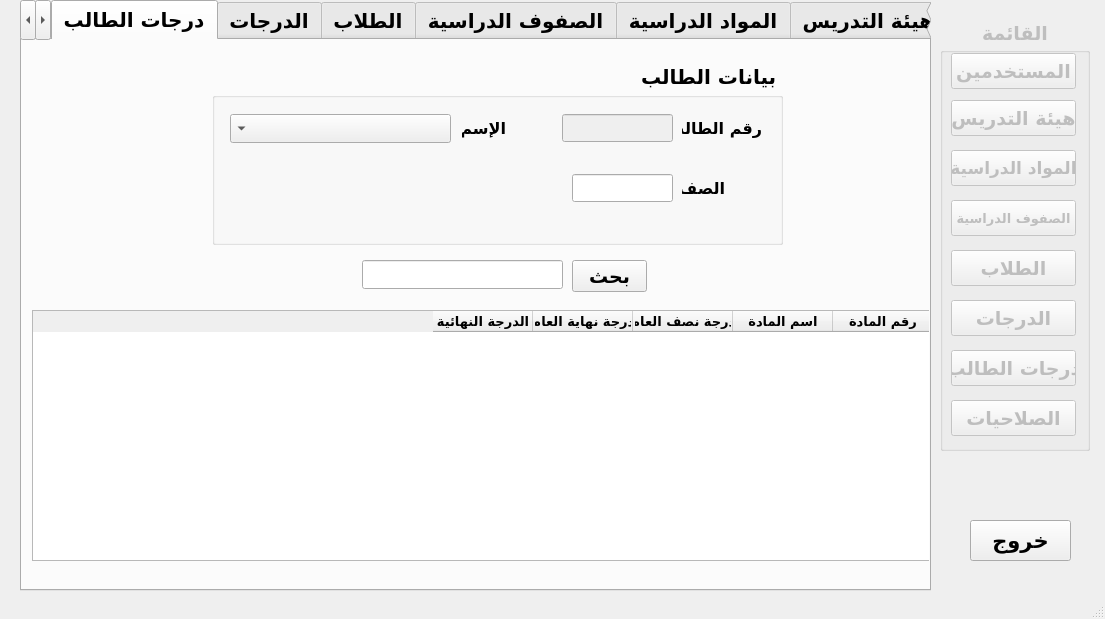
Old version of the form school_management.ui in the repository mostafabasuni/School-Management-System.
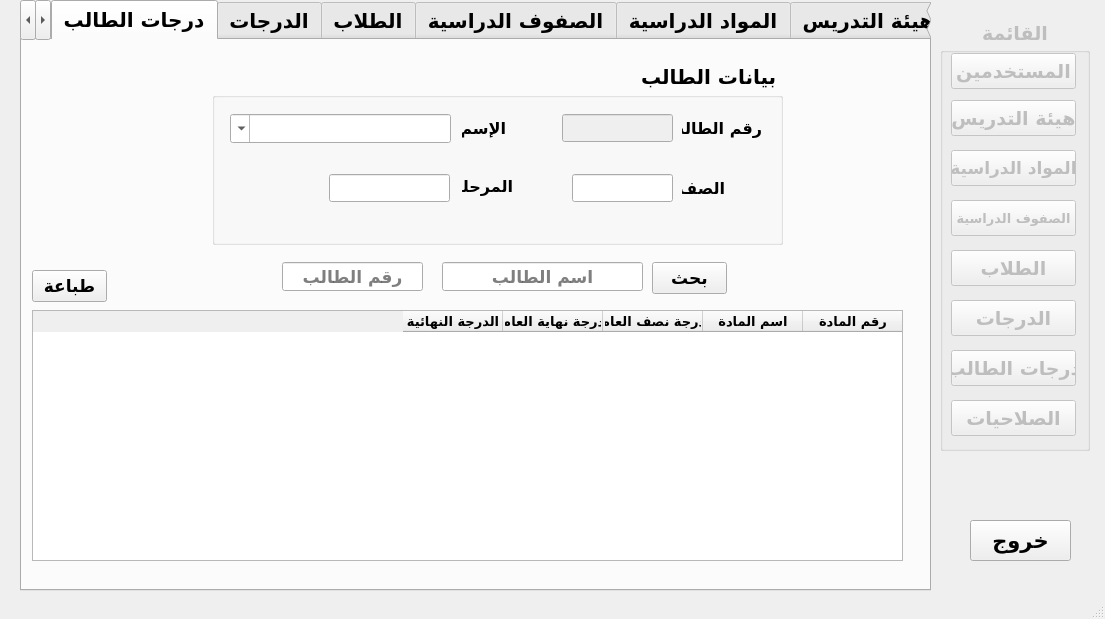
New version of the form. The open tabs and pages were chosen to show the change.

Commit message: انشاء دالة طباعة درجات الطالب

Patch:
```diff
--- a/school_management.ui
+++ b/school_management.ui
@@ -4079,7 +4079,7 @@
        <rect>
         <x>10</x>
         <y>270</y>
-        <width>901</width>
+        <width>871</width>
         <height>251</height>
        </rect>
       </property>
@@ -4126,15 +4126,15 @@
      <widget class="QPushButton" name="pushButton_37">
       <property name="geometry">
        <rect>
-        <x>550</x>
-        <y>220</y>
+        <x>630</x>
+        <y>222</y>
         <width>75</width>
         <height>32</height>
        </rect>
       </property>
       <property name="font">
        <font>
-        <pointsize>14</pointsize>
+        <pointsize>13</pointsize>
        </font>
       </property>
       <property name="text">
@@ -4252,16 +4252,105 @@
          <height>29</height>
         </rect>
        </property>
+       <property name="editable">
+        <bool>true</bool>
+       </property>
+      </widget>
+      <widget class="QLineEdit" name="lineEdit_43">
+       <property name="enabled">
+        <bool>true</bool>
+       </property>
+       <property name="geometry">
+        <rect>
+         <x>117</x>
+         <y>110</y>
+         <width>121</width>
+         <height>28</height>
+        </rect>
+       </property>
+       <property name="font">
+        <font>
+         <pointsize>12</pointsize>
+        </font>
+       </property>
+      </widget>
+      <widget class="QLabel" name="label_64">
+       <property name="geometry">
+        <rect>
+         <x>250</x>
+         <y>110</y>
+         <width>51</width>
+         <height>24</height>
+        </rect>
+       </property>
+       <property name="font">
+        <font>
+         <pointsize>12</pointsize>
+        </font>
+       </property>
+       <property name="text">
+        <string>المرحلة</string>
+       </property>
       </widget>
      </widget>
      <widget class="QLineEdit" name="lineEdit_29">
       <property name="geometry">
        <rect>
-        <x>340</x>
-        <y>220</y>
+        <x>420</x>
+        <y>222</y>
         <width>201</width>
         <height>29</height>
        </rect>
+      </property>
+      <property name="font">
+       <font>
+        <pointsize>13</pointsize>
+       </font>
+      </property>
+      <property name="alignment">
+       <set>Qt::AlignCenter</set>
+      </property>
+      <property name="placeholderText">
+       <string>اسم الطالب</string>
+      </property>
+     </widget>
+     <widget class="QLineEdit" name="lineEdit_30">
+      <property name="geometry">
+       <rect>
+        <x>260</x>
+        <y>222</y>
+        <width>141</width>
+        <height>29</height>
+       </rect>
+      </property>
+      <property name="font">
+       <font>
+        <pointsize>13</pointsize>
+       </font>
+      </property>
+      <property name="alignment">
+       <set>Qt::AlignCenter</set>
+      </property>
+      <property name="placeholderText">
+       <string>رقم الطالب</string>
+      </property>
+     </widget>
+     <widget class="QPushButton" name="pushButton_68">
+      <property name="geometry">
+       <rect>
+        <x>10</x>
+        <y>230</y>
+        <width>75</width>
+        <height>32</height>
+       </rect>
+      </property>
+      <property name="font">
+       <font>
+        <pointsize>13</pointsize>
+       </font>
+      </property>
+      <property name="text">
+       <string>طباعة</string>
       </property>
      </widget>
     </widget>
```
The commit also changes 1 other file.
